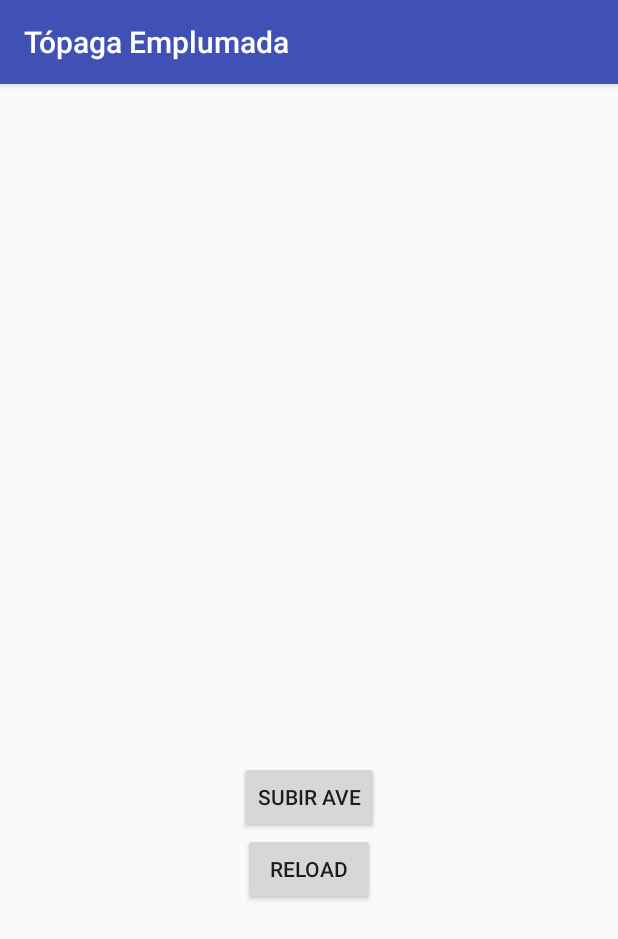
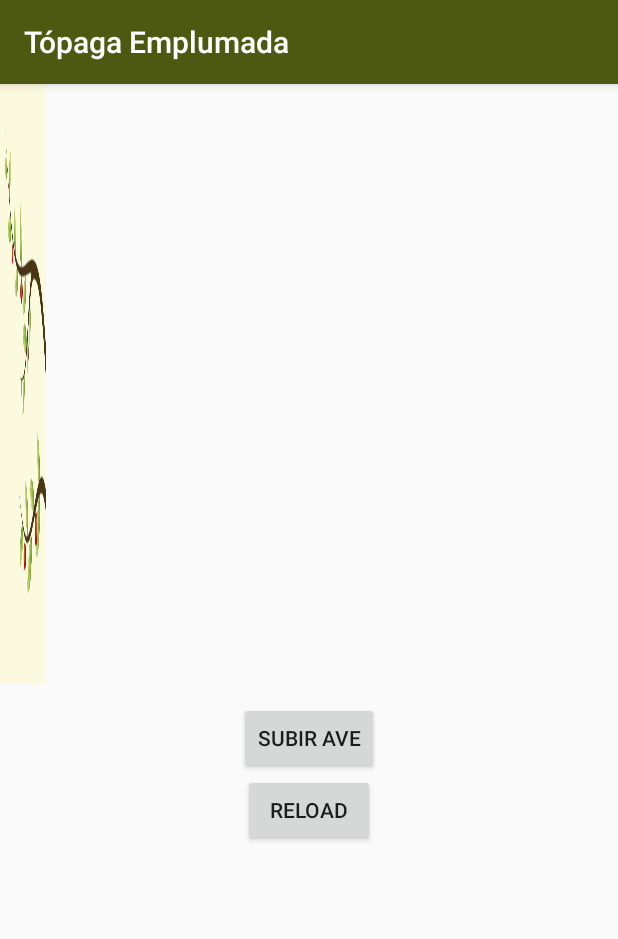
Before and after one commit to jufarangoma/TopagaEmplumada, an Android app: the screen it shows after launch (MainActivity), on a phone screen of 412 x 824 dp. Shown: the top 939 px of the screen. Run offline under Robolectric (Android 15) with nearby library versions, the phone set to English and light mode, and no system bars; our stand-ins replace Firebase (no records; nobody signed in at launch, a user with empty details on screens opened directly).

Commit message:
Changes on Bird Profile (return to Activity)

```diff
--- a/app/src/main/java/com/topagaemplumada/jufarangoma/tpagaemplumada/Adapter/BirdAdapter.kt
+++ b/app/src/main/java/com/topagaemplumada/jufarangoma/tpagaemplumada/Adapter/BirdAdapter.kt
@@ -43,11 +43,11 @@ class BirdAdapter(val birds: ArrayList<Bird>,val resource: Int, val activity: Ma
             scientificName.text = bird.scientificName
             Glide.with(activity).load(bird.photo).into(birdImage)
             view.setOnClickListener {
-                //activity.startActivity<BirdProfile>("Bird" to bird)
-                val currenDialog = BirdProfile.newInstance(bird)
+                activity.startActivity<BirdProfile>("Bird" to bird)
+                /*val currenDialog = BirdProfile.newInstance(bird)
                 val ft = activity.fragmentManager.beginTransaction()
                 ft.addToBackStack(null)
-                currenDialog.show(ft, "bird")
+                currenDialog.show(ft, "bird")*/
             }
 
         }
--- a/app/src/main/java/com/topagaemplumada/jufarangoma/tpagaemplumada/Views/UploadBird.kt
+++ b/app/src/main/java/com/topagaemplumada/jufarangoma/tpagaemplumada/Views/UploadBird.kt
@@ -68,6 +68,7 @@ class UploadBird:AppCompatActivity(){
 
     override fun onActivityResult(requestCode: Int, resultCode: Int, data: Intent?) {
         super.onActivityResult(requestCode, resultCode, data)
+        if(data!=null){
             when(requestCode){
                 RC_PHOTO_PICKER->{
                     val selectedImage = data!!.getData()
@@ -88,11 +89,8 @@ class UploadBird:AppCompatActivity(){
                         Toast.makeText(this,"Audio upload Succesfully",Toast.LENGTH_SHORT).show()
                     }
                 }
-            else ->{
-
             }
         }
-
     }
 
     fun uploadBird(view: View){
--- a/app/src/main/res/layout/activity_main.xml
+++ b/app/src/main/res/layout/activity_main.xml
@@ -8,8 +8,9 @@
     <android.support.v7.widget.RecyclerView
         android:id="@+id/rv_birds"
         android:layout_width="wrap_content"
-        android:layout_height="439dp"
-        android:padding="15dp" />
+        android:layout_height="400dp"
+        android:padding="15dp"
+        android:background="@drawable/background"/>
 
     <Button
         android:id="@+id/btn_upload_bird"
--- a/app/src/main/res/values/colors.xml
+++ b/app/src/main/res/values/colors.xml
@@ -1,6 +1,7 @@
 <?xml version="1.0" encoding="utf-8"?>
 <resources>
-    <color name="colorPrimary">#3F51B5</color>
-    <color name="colorPrimaryDark">#303F9F</color>
-    <color name="colorAccent">#4b459e</color>
+    <color name="colorPrimary">#4D5910</color>
+    <color name="colorPrimaryDark">#737373</color>
+    <color name="colorAccent">#FFFFFF</color>
+    <color name="tv_blue">#a89e9e9e</color>
 </resources>
--- a/app/src/main/res/values/styles.xml
+++ b/app/src/main/res/values/styles.xml
@@ -11,4 +11,9 @@
     <style name="AppCompatAlertDialogStyle" parent="Theme.AppCompat.Light.Dialog.Alert">
         <item name="colorAccent">@color/colorPrimary</item>
     </style>
+
+    <style name="CustomDialog" parent="@android:style/Theme.NoTitleBar.Fullscreen">
+        <item name="android:layout_width">match_parent</item>
+        <item name="android:layout_height">wrap_content</item>
+    </style>
 </resources>
```
Also changed, not shown: app/src/main/java/com/topagaemplumada/jufarangoma/tpagaemplumada/Views/BirdProfile.kt (+9 -22 lines), app/src/main/res/layout/card_profile.xml (+9 -2 lines), app/src/main/res/drawable-hdpi/background.png (added), app/src/main/res/drawable-mdpi/background.png (added), app/src/main/res/drawable-xhdpi/background.png (added), app/src/main/res/drawable-xxhdpi/background.png (added), app/src/main/res/drawable-xxxhdpi/background.png (added), 1 other file. Lines whose indentation alone changed are shown as unchanged.
